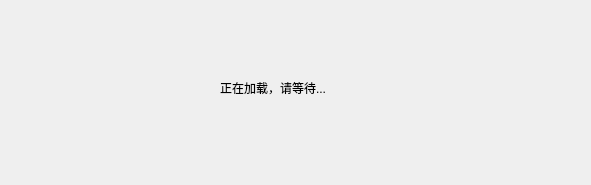
FunnyAWM/MusicSyncTool, file LoadingPage.ui: the form before one commit.
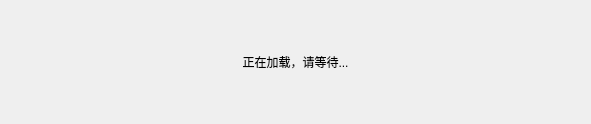
The form after the commit.

Commit message: Added self-adaptive user interface.

```diff
--- a/LoadingPage.ui
+++ b/LoadingPage.ui
@@ -7,25 +7,24 @@
     <x>0</x>
     <y>0</y>
     <width>591</width>
-    <height>185</height>
+    <height>124</height>
    </rect>
   </property>
   <property name="windowTitle">
    <string>正在加载，请等待...</string>
   </property>
+  <layout class="QGridLayout" name="gridLayout">
+   <item row="0" column="0">
   <widget class="QLabel" name="label">
-   <property name="geometry">
-    <rect>
-     <x>220</x>
-     <y>80</y>
-     <width>111</width>
-     <height>16</height>
-    </rect>
-   </property>
    <property name="text">
     <string>正在加载，请等待...</string>
    </property>
-  </widget>
+     <property name="alignment">
+      <set>Qt::AlignmentFlag::AlignCenter</set>
+     </property>
+    </widget>
+   </item>
+  </layout>
  </widget>
  <layoutdefault spacing="6" margin="11"/>
  <resources/>
```
Lines whose indentation alone changed are shown as unchanged. The commit also changes 6 other files.
